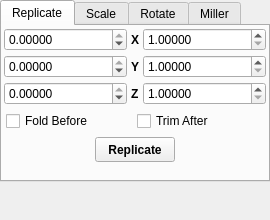
Before: the Qt Designer form branches/nugui/src/gui/celltransform.ui in trisyoungs/aten, drawn with Qt 5.
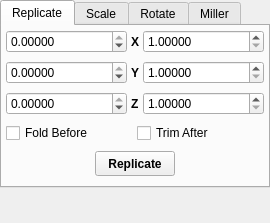
After: the same form once the commit is applied. Icons and pictures are not drawn.

```diff
--- a/branches/nugui/src/gui/celltransform.ui
+++ b/branches/nugui/src/gui/celltransform.ui
@@ -6,13 +6,19 @@
     <x>0</x>
     <y>0</y>
     <width>270</width>
-    <height>220</height>
+    <height>223</height>
    </rect>
   </property>
+  <property name="sizePolicy">
+   <sizepolicy hsizetype="Preferred" vsizetype="Minimum">
+    <horstretch>0</horstretch>
+    <verstretch>0</verstretch>
+   </sizepolicy>
+  </property>
   <property name="minimumSize">
    <size>
     <width>270</width>
-    <height>220</height>
+    <height>223</height>
    </size>
   </property>
   <property name="windowIcon">
@@ -30,11 +36,20 @@
   </property>
   <widget class="QWidget" name="dockWidgetContents">
    <layout class="QVBoxLayout" name="verticalLayout">
+    <property name="spacing">
+     <number>0</number>
+    </property>
     <property name="margin">
      <number>0</number>
     </property>
     <item>
      <widget class="QTabWidget" name="CellTransformTabs">
+      <property name="sizePolicy">
+       <sizepolicy hsizetype="Expanding" vsizetype="Minimum">
+        <horstretch>0</horstretch>
+        <verstretch>0</verstretch>
+       </sizepolicy>
+      </property>
       <property name="currentIndex">
        <number>0</number>
       </property>
@@ -55,7 +70,7 @@
            <number>4</number>
           </property>
           <property name="margin">
-           <number>0</number>
+           <number>2</number>
           </property>
           <item>
            <widget class="QDoubleSpinBox" name="CellReplicateNegXSpin">
@@ -119,7 +134,7 @@
            <number>4</number>
           </property>
           <property name="margin">
-           <number>0</number>
+           <number>2</number>
           </property>
           <item>
            <widget class="QDoubleSpinBox" name="CellReplicateNegYSpin">
@@ -183,7 +198,7 @@
            <number>4</number>
           </property>
           <property name="margin">
-           <number>0</number>
+           <number>2</number>
           </property>
           <item>
            <widget class="QDoubleSpinBox" name="CellReplicateNegZSpin">
@@ -280,10 +295,10 @@
         <item>
          <layout class="QHBoxLayout" name="_6">
           <property name="spacing">
-           <number>0</number>
+           <number>4</number>
           </property>
           <property name="margin">
-           <number>0</number>
+           <number>2</number>
           </property>
           <item>
            <spacer name="leftspacer">
@@ -370,7 +385,7 @@
            <number>0</number>
           </property>
           <property name="spacing">
-           <number>2</number>
+           <number>4</number>
           </property>
           <item row="2" column="1">
            <widget class="QDoubleSpinBox" name="CellScaleZSpin">
@@ -482,7 +497,7 @@
         <item>
          <layout class="QVBoxLayout" name="_9">
           <property name="spacing">
-           <number>2</number>
+           <number>4</number>
           </property>
           <property name="margin">
            <number>0</number>
@@ -518,7 +533,7 @@
         <item>
          <layout class="QHBoxLayout" name="_10">
           <property name="spacing">
-           <number>6</number>
+           <number>4</number>
           </property>
           <property name="margin">
            <number>0</number>
@@ -932,7 +947,7 @@
               <number>0</number>
              </property>
              <property name="spacing">
-              <number>2</number>
+              <number>4</number>
              </property>
              <item row="0" column="1">
               <widget class="QSpinBox" name="MillerHSpin">
@@ -1073,7 +1088,7 @@
         <item>
          <layout class="QHBoxLayout" name="_17">
           <property name="spacing">
-           <number>6</number>
+           <number>4</number>
           </property>
           <property name="margin">
            <number>0</number>
```
Left out of the diff: 1 changed line with no effect on the pictures.
